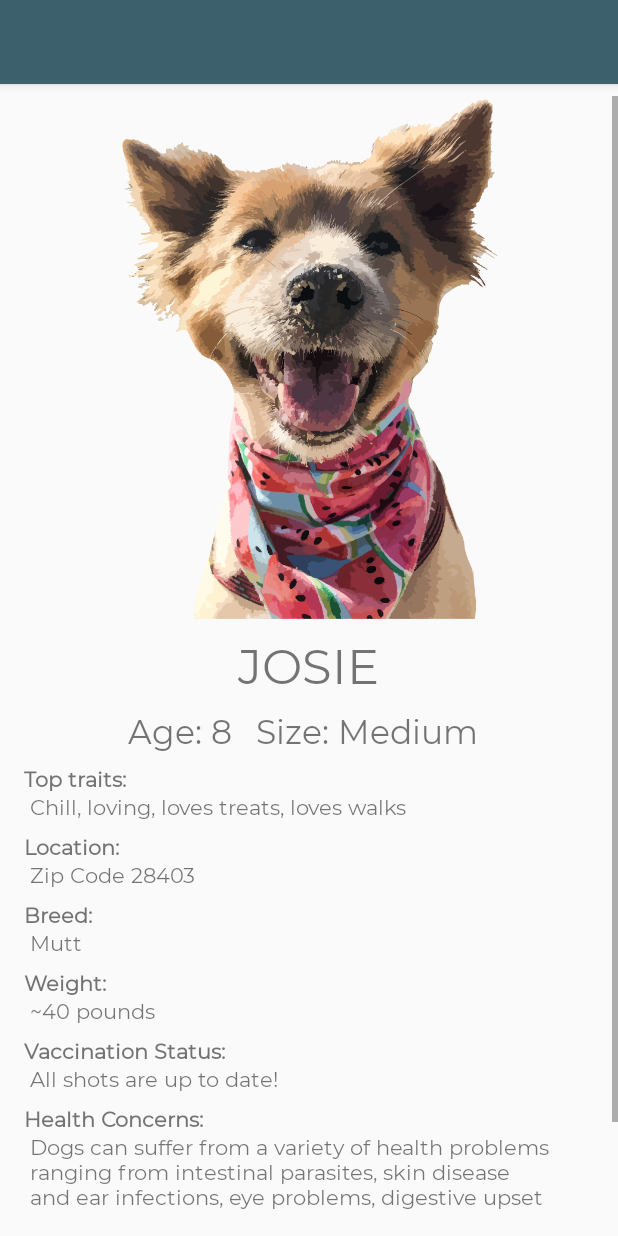
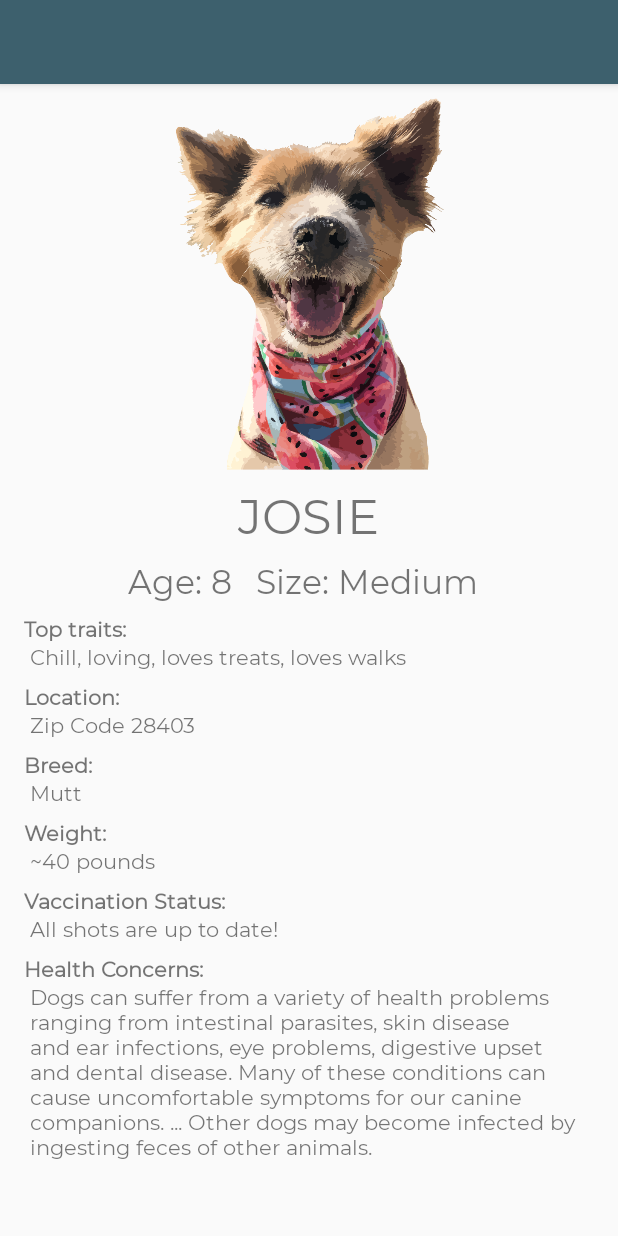
Before and after one commit to kins-sig/FETCHyourPet, an Android app: the layout activity_collection_enlarge.xml on its own in the app's theme, with its tools: preview values and no code run, on a phone screen of 412 x 824 dp. Run offline under Robolectric (Android 15) with nearby library versions, the phone set to English and light mode, and no system bars.

```diff
--- a/app/src/main/res/layout/activity_collection_enlarge.xml
+++ b/app/src/main/res/layout/activity_collection_enlarge.xml
@@ -28,16 +28,23 @@
             android:layout_width="match_parent"
             android:layout_height="wrap_content"
             android:baselineAligned="false"
+            android:paddingBottom="16dp"
 
             android:orientation="vertical">
 
 
             <ImageView
                 android:id="@+id/dogPic"
-                android:layout_width="350dp"
-                android:layout_height="350dp"
+                android:layout_width="wrap_content"
+                android:layout_height="250dp"
                 android:layout_gravity="center"
+                android:adjustViewBounds="true"
+
                 android:scaleType="fitCenter"
+                android:layout_marginLeft="16dp"
+                android:layout_marginRight="16dp"
+
+
 
                 android:src="@drawable/josiefetch" />
 
```
